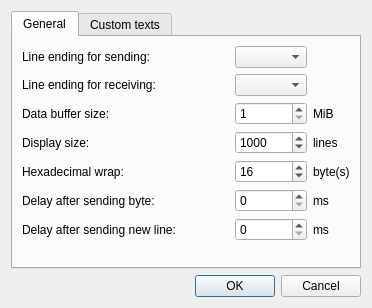
The window that consolesettingsdialog.ui (ivanovp/iserterm) describes before a commit, drawn with Qt 5.
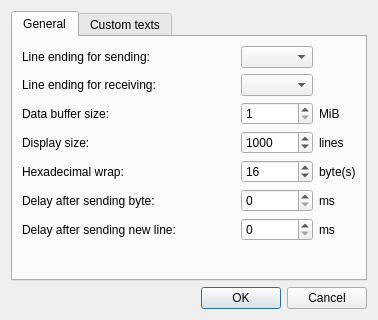
The same window after the commit. The open tabs and pages were chosen to show the change.

Patch:
```diff
--- a/consolesettingsdialog.ui
+++ b/consolesettingsdialog.ui
@@ -6,8 +6,8 @@
    <rect>
     <x>0</x>
     <y>0</y>
-    <width>372</width>
-    <height>308</height>
+    <width>378</width>
+    <height>320</height>
    </rect>
   </property>
   <property name="windowTitle">
```
Left out of the diff: 8 changed lines with no effect on the pictures.
